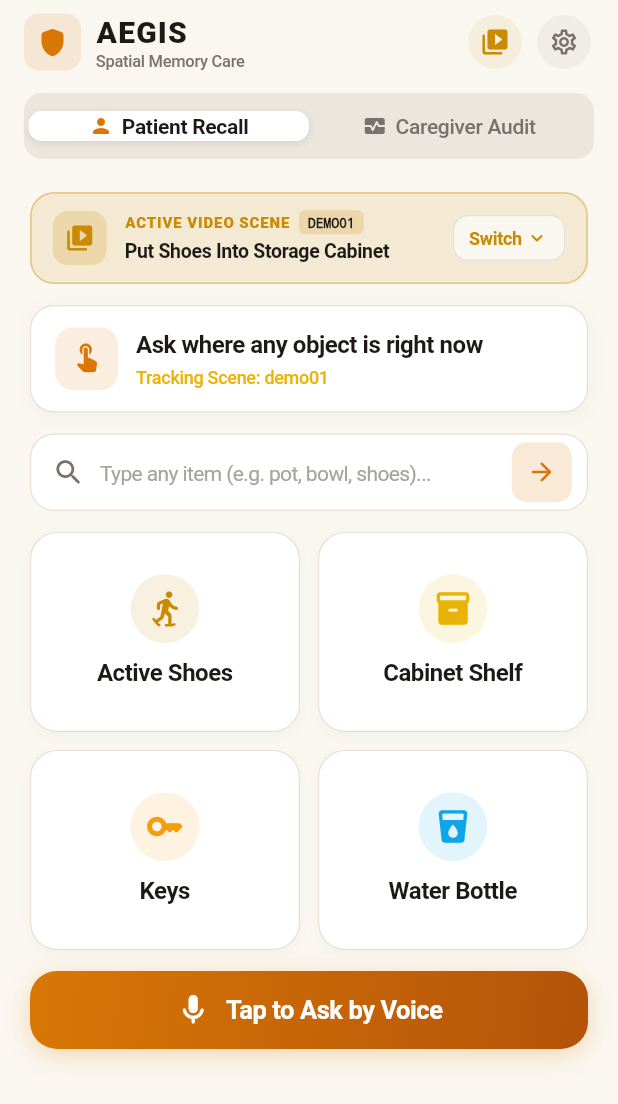
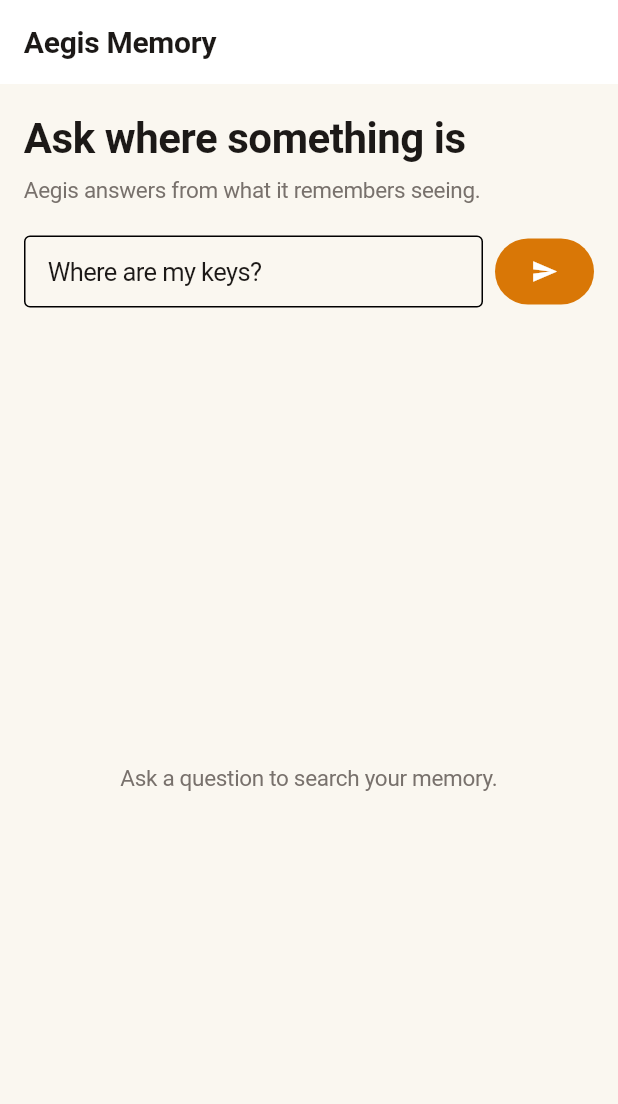
Before and after one commit to fez-Ox/aegis, a Flutter app: the screen it shows after launch, on a phone screen of 412 x 824 dp. Shown: the top 1104 px of the screen. Run offline on Flutter 3.47's test engine with Material 3 defaults, Android fonts, the phone set to English and light mode, and no system bars.

Commit message:
refactor(mobile): replace app with a single ask screen

```diff
--- a/apps/mobile/lib/main.dart
+++ b/apps/mobile/lib/main.dart
@@ -1,14 +1,16 @@
 import 'package:flutter/material.dart';
+
 import 'services/api_service.dart';
 import 'theme/app_theme.dart';
-import 'views/home_screen.dart';
+import 'views/ask_screen.dart';
 
 void main() {
   WidgetsFlutterBinding.ensureInitialized();
-  final apiService = ApiService();
-  runApp(AegisApp(apiService: apiService));
+  runApp(AegisApp(apiService: ApiService()));
 }
 
+/// The app only asks questions and displays answers. No tracking, simulation,
+/// capture control, or dataset management lives here.
 class AegisApp extends StatelessWidget {
   final ApiService apiService;
 
@@ -20,7 +22,7 @@ class AegisApp extends StatelessWidget {
       title: 'Aegis Memory',
       debugShowCheckedModeBanner: false,
       theme: AppTheme.darkTheme,
-      home: HomeScreen(apiService: apiService),
+      home: AskScreen(apiService: apiService),
     );
   }
 }
--- /dev/null
+++ b/apps/mobile/lib/models/ask_result.dart
@@ -0,0 +1,43 @@
+/// One answer from the Aegis `/api/v1/ask` endpoint.
+class AskResult {
+  final String answer;
+  final bool abstained;
+  final String? abstainReason;
+  final String? anchorLabel;
+  final String? roomLabel;
+  final String? relation;
+  final String? lastSeenWallclock;
+  final String? cropUrl;
+  final List<dynamic> evidence;
+
+  const AskResult({
+    required this.answer,
+    required this.abstained,
+    this.abstainReason,
+    this.anchorLabel,
+    this.roomLabel,
+    this.relation,
+    this.lastSeenWallclock,
+    this.cropUrl,
+    this.evidence = const [],
+  });
+
+  factory AskResult.fromJson(Map<String, dynamic> json) {
+    return AskResult(
+      answer: (json['answer'] as String?) ?? '',
+      abstained: (json['abstained'] as bool?) ?? !(json['found'] as bool? ?? false),
+      abstainReason: json['abstain_reason'] as String?,
+      anchorLabel: json['anchor_label'] as String?,
+      roomLabel: json['room_label'] as String?,
+      relation: json['relation'] as String?,
+      lastSeenWallclock: json['last_seen_wallclock'] as String?,
+      cropUrl: json['crop_url'] as String?,
+      evidence: (json['evidence'] as List?) ?? const [],
+    );
+  }
+
+  String get statusLabel {
+    if (abstained) return 'NOT SURE';
+    return 'ANSWER';
+  }
+}
--- a/apps/mobile/lib/services/api_service.dart
+++ b/apps/mobile/lib/services/api_service.dart
@@ -1,264 +1,39 @@
 import 'dart:convert';
+
 import 'package:http/http.dart' as http;
-import '../models/dataset_info.dart';
-import '../models/patient_search_record.dart';
-import '../models/query_result.dart';
-import '../models/timeline_event.dart';
 
+import '../models/ask_result.dart';
+
+/// Thin HTTP client: the app sends a question and receives an answer.
+/// It does no reconstruction, tracking, promotion or memory mutation.
 class ApiService {
-  String baseUrl;
-  String? activeDatasetId;
-  final http.Client _client;
-  final List<PatientSearchRecord> _searchHistory = [];
-
-  /// One timeout for every request.
-  static const Duration requestTimeout = Duration(seconds: 5);
-
-  /// Message shown when the memory server cannot be reached.
-  static const String unreachableMessage =
+  static const requestTimeout = Duration(seconds: 5);
+  static const unreachableMessage =
       "Can't reach Aegis memory. Check the connection and try again.";
 
-  /// Whether the server exposes the demo simulator (from /health).
-  bool simulatorEnabled = false;
+  final String baseUrl;
+  final http.Client _client;
 
-  /// Last connection error, or null after a successful request.
-  String? lastError;
+  ApiService({String? baseUrl, http.Client? client})
+      : baseUrl = (baseUrl ?? 'http://127.0.0.1:8000').replaceAll(RegExp(r'/+$'), ''),
+        _client = client ?? http.Client();
 
-  ApiService({
-    this.baseUrl = 'http://127.0.0.1:8000',
-    this.activeDatasetId = 'demo01',
-    http.Client? client,
-  }) : _client = client ?? http.Client();
-
-  String get _selectedDatasetId => activeDatasetId ?? 'demo01';
-
-  /// Retrieve recent searches for the selected video only.
-  List<PatientSearchRecord> getRecentSearches({int limit = 3}) {
-    return _searchHistory
-        .where((item) => item.datasetId == _selectedDatasetId)
-        .take(limit)
-        .toList();
-  }
-
-  /// Append a new search record to the selected video's history.
-  void recordSearch(QueryResult result) {
-    final datasetId = _selectedDatasetId;
-    _searchHistory.removeWhere(
-      (item) => item.datasetId == datasetId &&
-          item.query.toLowerCase() == result.query.toLowerCase(),
-    );
-    _searchHistory.insert(
-      0,
-      PatientSearchRecord(
-        datasetId: datasetId,
-        query: result.query,
-        found: result.found,
-        instanceLabel: result.instanceLabel,
-        anchorLabel: result.anchorLabel,
-        locationSummary: result.locationSummary,
-        timeAgo: 'Just now',
-        timestamp: DateTime.now(),
-        isPersistentMemory: result.isPersistentMemory,
-      ),
-    );
-  }
-
-  /// Dynamically update the backend host URL.
-  ///
-  /// Accepts either a complete URL or a bare LAN host such as
-  /// `192.168.10.11`; the latter is normalized for the default API port.
-  void updateBaseUrl(String newUrl) {
-    String trimmed = newUrl.trim();
-    if (trimmed.isEmpty) return;
-    if (!trimmed.contains('://')) {
-      trimmed = 'http://$trimmed';
-    }
-    final parsed = Uri.tryParse(trimmed);
-    if (parsed != null && parsed.host.isNotEmpty && !parsed.hasPort) {
-      trimmed = parsed.replace(port: 8000).toString();
-    }
-    while (trimmed.endsWith('/')) {
-      trimmed = trimmed.substring(0, trimmed.length - 1);
-    }
-    baseUrl = trimmed;
-  }
-
-
-  /// Check server health and connectivity
-  Future<bool> checkHealth() async {
+  /// Ask the deployed Aegis (Modal or local) memory one question.
+  /// Returns `null` when the server cannot be reached — never an invented answer.
+  Future<AskResult?> ask(String text) async {
+    if (text.trim().isEmpty) return null;
     try {
-      final uri = Uri.parse('$baseUrl/api/v1/health');
+      final uri = Uri.parse('$baseUrl/api/v1/ask')
+          .replace(queryParameters: {'text': text.trim()});
       final response = await _client.get(uri).timeout(requestTimeout);
-      if (response.statusCode == 200) {
-        final data = jsonDecode(response.body) as Map<String, dynamic>;
-        activeDatasetId = data['dataset_loaded'] as String? ?? activeDatasetId;
-        simulatorEnabled = data['simulator_enabled'] as bool? ?? false;
-        lastError = null;
-        return true;
-      }
-      return false;
+      if (response.statusCode != 200) return null;
+      final data = jsonDecode(response.body) as Map<String, dynamic>;
+      return AskResult.fromJson(data);
     } catch (_) {
-      lastError = unreachableMessage;
-      return false;
+      return null;
     }
   }
 
-  /// Fetch all available datasets discovered on the server.
-  ///
-  /// Returns an empty list when the server cannot be reached; the app never
-  /// shows datasets it did not receive.
-  Future<List<DatasetInfo>> fetchDatasets() async {
-    final uri = Uri.parse('$baseUrl/api/v1/datasets');
-    try {
-      final response = await _client.get(uri).timeout(requestTimeout);
-      if (response.statusCode == 200) {
-        final data = jsonDecode(response.body) as Map<String, dynamic>;
-        activeDatasetId = data['active_dataset'] as String? ?? activeDatasetId;
-        final list = data['available_datasets'] as List<dynamic>? ?? [];
-        lastError = null;
-        return list.map((item) => DatasetInfo.fromJson(item as Map<String, dynamic>)).toList();
-      }
-    } catch (_) {
-      // Reported through lastError below.
-    }
-    lastError = unreachableMessage;
-    return [];
-  }
-
-  /// Select active dataset on server
-  Future<bool> selectDataset(String datasetId) async {
-    activeDatasetId = datasetId;
-    final uri = Uri.parse('$baseUrl/api/v1/dataset/select?dataset_id=${Uri.encodeComponent(datasetId)}');
-    try {
-      final response = await _client.post(uri).timeout(requestTimeout);
-      return response.statusCode == 200;
-    } catch (_) {
-      lastError = unreachableMessage;
-      return false;
-    }
-  }
-
-  /// Trigger a demo state change (only when the server enables the simulator).
-  Future<bool> simulatePreset(String preset) async {
-    try {
-      final queryParam = activeDatasetId != null ? '?dataset_id=$activeDatasetId' : '';
-      final uri = Uri.parse('$baseUrl/api/v1/simulate/$preset$queryParam');
-      final response = await _client.get(uri).timeout(requestTimeout);
-      return response.statusCode == 200;
-    } catch (_) {
-      return false;
-    }
-  }
-
-  /// Drop simulated changes on the server.
-  Future<bool> resetMemory() async {
-    try {
-      final queryParam = activeDatasetId != null ? '?dataset_id=$activeDatasetId' : '';
-      final uri = Uri.parse('$baseUrl/api/v1/reset$queryParam');
-      final response = await _client.post(uri).timeout(requestTimeout);
-      return response.statusCode == 200;
-    } catch (_) {
-      return false;
-    }
-  }
-
-  /// Query location of a tracked item.
-  ///
-  /// When the server cannot be reached the result says so; it never contains
-  /// a location the server did not send.
-  Future<QueryResult> queryItem(String item) async {
-    final queryParam = activeDatasetId != null ? '&dataset_id=$activeDatasetId' : '';
-    final uri = Uri.parse('$baseUrl/api/v1/query?item=${Uri.encodeComponent(item)}$queryParam');
-    try {
-      final response = await _client.get(uri).timeout(requestTimeout);
-      if (response.statusCode == 200) {
-        final data = jsonDecode(response.body) as Map<String, dynamic>;
-        lastError = null;
-        return QueryResult.fromJson(data);
-      }
-    } catch (_) {
-      // Reported as an unreachable result below.
-    }
-    lastError = unreachableMessage;
-    return QueryResult(
-      query: item,
-      found: false,
-      locationSummary: unreachableMessage,
-      unreachable: true,
-    );
-  }
-
-  /// Fetch chronological timeline events for the caregiver view.
-  Future<List<TimelineEvent>> fetchTimeline() async {
-    final queryParam = activeDatasetId != null ? '?dataset_id=$activeDatasetId' : '';
-    final uri = Uri.parse('$baseUrl/api/v1/timeline$queryParam');
-    try {
-      final response = await _client.get(uri).timeout(requestTimeout);
-      if (response.statusCode == 200) {
-        final list = jsonDecode(response.body) as List<dynamic>;
-        lastError = null;
-        return list.map((e) => TimelineEvent.fromJson(e as Map<String, dynamic>)).toList();
-      }
-    } catch (_) {
-      // Reported through lastError below.
-    }
-    lastError = unreachableMessage;
-    return [];
-  }
-
-  /// Live capture status (null when the server has no capture configured).
-  Future<CaptureStatus?> fetchCaptureStatus() async {
-    try {
-      final uri = Uri.parse('$baseUrl/api/v1/capture/status');
-      final response = await _client.get(uri).timeout(requestTimeout);
-      if (response.statusCode == 200) {
-        return CaptureStatus.fromJson(jsonDecode(response.body) as Map<String, dynamic>);
-      }
-    } catch (_) {
-      lastError = unreachableMessage;
-    }
-    return null;
-  }
-
-  /// Pause (true) or resume (false) the live capture.
-  Future<CaptureStatus?> setCapturePaused(bool paused) async {
-    try {
-      final action = paused ? 'pause' : 'resume';
-      final uri = Uri.parse('$baseUrl/api/v1/capture/$action');
-      final response = await _client.post(uri).timeout(requestTimeout);
-      if (response.statusCode == 200) {
-        return CaptureStatus.fromJson(jsonDecode(response.body) as Map<String, dynamic>);
-      }
-    } catch (_) {
-      lastError = unreachableMessage;
-    }
-    return null;
-  }
+  String evidenceUrl(String path) =>
+      path.startsWith('http') ? path : '$baseUrl$path';
 }
-
-/// Live capture state reported by the server.
-class CaptureStatus {
-  final bool available;
-  final bool paused;
-  final String? sessionId;
-  final String? status;
-  final int? frameCount;
-
-  const CaptureStatus({
-    required this.available,
-    required this.paused,
-    this.sessionId,
-    this.status,
-    this.frameCount,
-  });
-
-  factory CaptureStatus.fromJson(Map<String, dynamic> json) {
-    return CaptureStatus(
-      available: json['available'] as bool? ?? false,
-      paused: json['paused'] as bool? ?? false,
-      sessionId: json['session_id'] as String?,
-      status: json['status'] as String?,
-      frameCount: json['frame_count'] as int?,
-    );
-  }
-}
--- /dev/null
+++ b/apps/mobile/lib/views/ask_screen.dart
@@ -0,0 +1,180 @@
+import 'package:flutter/material.dart';
+
+import '../models/ask_result.dart';
+import '../services/api_service.dart';
+import '../theme/app_theme.dart';
+
+/// The only screen: ask a question, see the grounded answer.
+class AskScreen extends StatefulWidget {
+  final ApiService apiService;
+
+  const AskScreen({super.key, required this.apiService});
+
+  @override
+  State<AskScreen> createState() => _AskScreenState();
+}
+
+class _AskScreenState extends State<AskScreen> {
+  final _controller = TextEditingController();
+  AskResult? _result;
+  bool _loading = false;
+  bool _unreachable = false;
+
+  Future<void> _ask() async {
+    final text = _controller.text.trim();
+    if (text.isEmpty || _loading) return;
+    setState(() {
+      _loading = true;
+      _unreachable = false;
+    });
+    final result = await widget.apiService.ask(text);
+    if (!mounted) return;
+    setState(() {
+      _loading = false;
+      _result = result;
+      _unreachable = result == null;
+    });
+  }
+
+  @override
+  Widget build(BuildContext context) {
+    return Scaffold(
+      backgroundColor: AppTheme.lightCanvas,
+      appBar: AppBar(
+        title: const Text('Aegis Memory'),
+        backgroundColor: AppTheme.lightSurface,
+        foregroundColor: AppTheme.textHighContrast,
+        elevation: 0,
+      ),
+      body: SafeArea(
+        child: Padding(
+          padding: const EdgeInsets.all(16),
+          child: Column(
+            crossAxisAlignment: CrossAxisAlignment.stretch,
+            children: [
+              Text('Ask where something is', style: AppTheme.title1),
+              const SizedBox(height: 4),
+              const Text(
+                'Aegis answers from what it remembers seeing.',
+                style: TextStyle(fontSize: 15, color: AppTheme.textMuted),
+              ),
+              const SizedBox(height: 20),
+              Row(
+                children: [
+                  Expanded(
+                    child: TextField(
+                      key: const Key('ask-field'),
+                      controller: _controller,
+                      textInputAction: TextInputAction.send,
+                      onSubmitted: (_) => _ask(),
+                      decoration: const InputDecoration(
+                        hintText: 'Where are my keys?',
+                        border: OutlineInputBorder(),
+                        contentPadding: EdgeInsets.symmetric(horizontal: 12),
+                      ),
+                    ),
+                  ),
+                  const SizedBox(width: 8),
+                  SizedBox(
+                    height: AppTheme.minTouchTarget,
+                    child: FilledButton(
+                      key: const Key('ask-send'),
+                      onPressed: _loading ? null : _ask,
+                      child: _loading
+                          ? const SizedBox(
+                              width: 18,
+                              height: 18,
+                              child: CircularProgressIndicator(strokeWidth: 2),
+                            )
+                          : const Icon(Icons.send),
+                    ),
+                  ),
+                ],
+              ),
+              const SizedBox(height: 24),
+              Expanded(child: _buildAnswer()),
+            ],
+          ),
+        ),
+      ),
+    );
+  }
+
+  Widget _buildAnswer() {
+    if (_unreachable) {
+      return Card(
+        color: AppTheme.lightSurface,
+        child: Padding(
+          padding: const EdgeInsets.all(16),
+          child: Text(
+            ApiService.unreachableMessage,
+            style: const TextStyle(fontSize: 17, color: AppTheme.textHighContrast),
+          ),
+        ),
+      );
+    }
+    final result = _result;
+    if (result == null) {
+      return const Center(
+        child: Text('Ask a question to search your memory.', style: TextStyle(color: AppTheme.textMuted)),
+      );
+    }
+    final place = [
+      if (result.anchorLabel != null) result.anchorLabel,
+      if (result.roomLabel != null) result.roomLabel,
+    ].join(', ');
+    String? crop;
+    for (final item in result.evidence) {
+      final url = item is Map ? item['crop_url'] : null;
+      if (url is String && url.isNotEmpty) {
+        crop = widget.apiService.evidenceUrl(url);
+        break;
+      }
+    }
+    return SingleChildScrollView(
+      child: Card(
+        color: AppTheme.lightSurface,
+        shape: RoundedRectangleBorder(
+          borderRadius: BorderRadius.circular(AppTheme.cardCornerRadius),
+          side: const BorderSide(color: AppTheme.cardBorder),
+        ),
+        child: Padding(
+          padding: const EdgeInsets.all(16),
+          child: Column(
+            crossAxisAlignment: CrossAxisAlignment.start,
+            children: [
+              Chip(
+                label: Text(result.statusLabel),
+                backgroundColor: result.abstained
+                    ? AppTheme.segmentedTrack
+                    : const Color(0xFFDCFCE7),
+              ),
+              const SizedBox(height: 8),
+              Text(result.answer, style: const TextStyle(fontSize: 20, fontWeight: FontWeight.w600)),
+              if (place.isNotEmpty) ...[
+                const SizedBox(height: 12),
+                Text('Place: $place', style: const TextStyle(color: AppTheme.textMuted)),
+              ],
+              if (result.lastSeenWallclock != null)
+                Text('Last seen: ${result.lastSeenWallclock}',
+                    style: const TextStyle(color: AppTheme.textMuted)),
+              if (crop != null) ...[
+                const SizedBox(height: 12),
+                ClipRRect(
+                  borderRadius: BorderRadius.circular(12),
+                  child: Image.network(
+                    crop,
+                    height: 180,
+                    width: double.infinity,
+                    fit: BoxFit.cover,
+                    errorBuilder: (_, __, ___) => const SizedBox.shrink(),
+                  ),
+                ),
+              ],
+            ],
+          ),
+        ),
+      ),
+    );
+  }
+}
```
